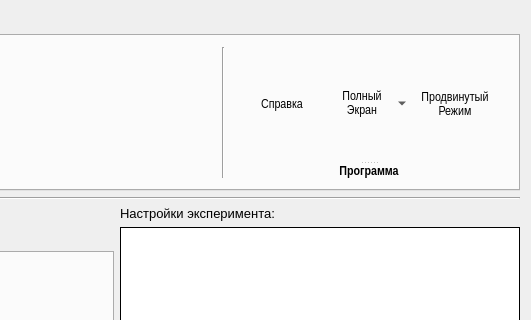
Above: mainwindow.ui from gurmaaan/WeldAnalysis before the change; both pictures show x 717 to 1248 and y 0 to 320 of the 1248 by 609 pixel window. Below: the same form after it.
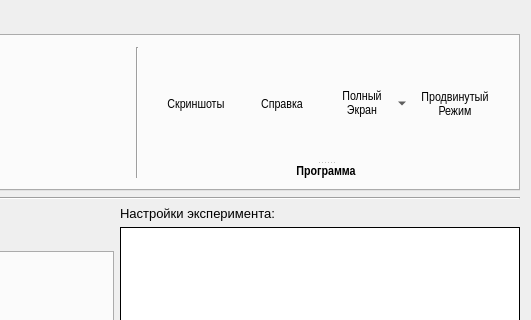
That is the form after the change. The open tabs and pages were chosen to show the change. Icons and pictures are not drawn. Custom widgets are drawn as their Qt base class.

```diff
--- a/mainwindow.ui
+++ b/mainwindow.ui
@@ -2476,8 +2476,52 @@
           <property name="orientation">
            <enum>Qt::Vertical</enum>
           </property>
-          <widget class="QWidget" name="layoutWidget12">
-           <layout class="QHBoxLayout" name="menu_other_app_tools">
+          <widget class="QWidget" name="layoutWidget">
+           <layout class="QHBoxLayout" name="horizontalLayout_4">
+            <item>
+             <widget class="QToolButton" name="menu_other_app_prntscrn_button">
+              <property name="sizePolicy">
+               <sizepolicy hsizetype="Fixed" vsizetype="Fixed">
+                <horstretch>0</horstretch>
+                <verstretch>0</verstretch>
+               </sizepolicy>
+              </property>
+              <property name="minimumSize">
+               <size>
+                <width>80</width>
+                <height>90</height>
+               </size>
+              </property>
+              <property name="toolTip">
+               <string>Руководство пользователя pdf</string>
+              </property>
+              <property name="statusTip">
+               <string>Руководство пользователя pdf</string>
+              </property>
+              <property name="text">
+               <string>Скриншоты</string>
+              </property>
+              <property name="icon">
+               <iconset resource="sources.qrc">
+                <normaloff>:/GUI/Icons/Other/printscreen.png</normaloff>:/GUI/Icons/Other/printscreen.png</iconset>
+              </property>
+              <property name="iconSize">
+               <size>
+                <width>50</width>
+                <height>50</height>
+               </size>
+              </property>
+              <property name="shortcut">
+               <string>F1</string>
+              </property>
+              <property name="toolButtonStyle">
+               <enum>Qt::ToolButtonTextUnderIcon</enum>
+              </property>
+              <property name="autoRaise">
+               <bool>true</bool>
+              </property>
+             </widget>
+            </item>
             <item>
              <widget class="QToolButton" name="menu_other_app_reference_button">
               <property name="sizePolicy">
```
Left out of the diff: 8 changed lines with no effect on the pictures.
